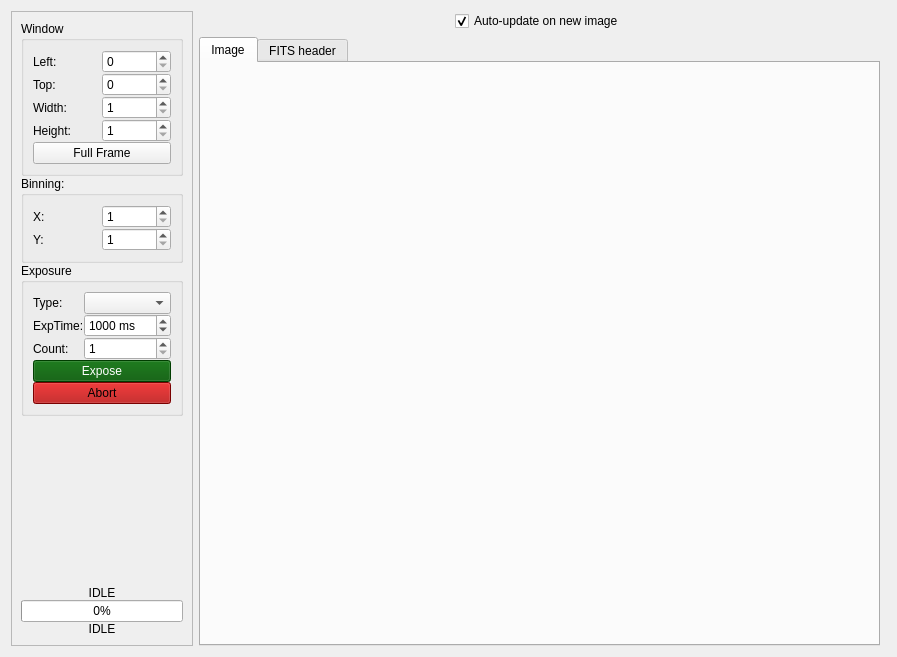
Qt form pyobs_gui/qt/widgetcamera.ui (pyobs/pyobs-gui) before a commit.
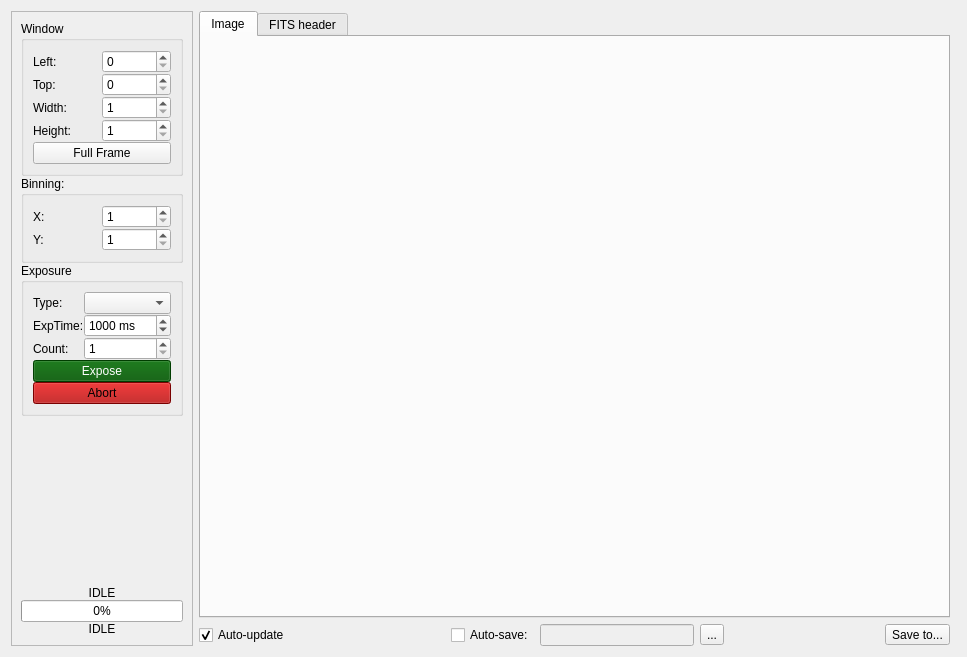
The same form after that commit. Icons and pictures are not drawn.

Commit message: saving and auto-saving of images

```diff
--- a/pyobs_gui/qt/widgetcamera.ui
+++ b/pyobs_gui/qt/widgetcamera.ui
@@ -6,7 +6,7 @@
    <rect>
     <x>0</x>
     <y>0</y>
-    <width>897</width>
+    <width>967</width>
     <height>657</height>
    </rect>
   </property>
@@ -1183,46 +1183,6 @@
    </item>
    <item>
     <layout class="QVBoxLayout" name="verticalLayout_3">
-     <item>
-      <layout class="QHBoxLayout" name="horizontalLayout">
-       <item>
-        <spacer name="horizontalSpacer">
-         <property name="orientation">
-          <enum>Qt::Horizontal</enum>
-         </property>
-         <property name="sizeHint" stdset="0">
-          <size>
-           <width>40</width>
-           <height>20</height>
-          </size>
-         </property>
-        </spacer>
-       </item>
-       <item>
-        <widget class="QCheckBox" name="checkAutoUpdate">
-         <property name="text">
-          <string>Auto-update on new image</string>
-         </property>
-         <property name="checked">
-          <bool>true</bool>
-         </property>
-        </widget>
-       </item>
-       <item>
-        <spacer name="horizontalSpacer_2">
-         <property name="orientation">
-          <enum>Qt::Horizontal</enum>
-         </property>
-         <property name="sizeHint" stdset="0">
-          <size>
-           <width>38</width>
-           <height>18</height>
-          </size>
-         </property>
-        </spacer>
-       </item>
-      </layout>
-     </item>
      <item>
       <widget class="QTabWidget" name="tabWidget">
        <property name="currentIndex">
@@ -1276,6 +1236,81 @@
        </widget>
       </widget>
      </item>
+     <item>
+      <layout class="QHBoxLayout" name="horizontalLayout">
+       <item>
+        <widget class="QCheckBox" name="checkAutoUpdate">
+         <property name="text">
+          <string>Auto-update</string>
+         </property>
+         <property name="checked">
+          <bool>true</bool>
+         </property>
+        </widget>
+       </item>
+       <item>
+        <spacer name="horizontalSpacer_2">
+         <property name="orientation">
+          <enum>Qt::Horizontal</enum>
+         </property>
+         <property name="sizeHint" stdset="0">
+          <size>
+           <width>38</width>
+           <height>18</height>
+          </size>
+         </property>
+        </spacer>
+       </item>
+       <item>
+        <widget class="QCheckBox" name="checkAutoSave">
+         <property name="text">
+          <string>Auto-save:</string>
+         </property>
+        </widget>
+       </item>
+       <item>
+        <widget class="QLineEdit" name="textAutoSavePath">
+         <property name="enabled">
+          <bool>false</bool>
+         </property>
+        </widget>
+       </item>
+       <item>
+        <widget class="QToolButton" name="butAutoSave">
+         <property name="text">
+          <string>...</string>
+         </property>
+        </widget>
+       </item>
+       <item>
+        <spacer name="horizontalSpacer">
+         <property name="orientation">
+          <enum>Qt::Horizontal</enum>
+         </property>
+         <property name="sizeHint" stdset="0">
+          <size>
+           <width>40</width>
+           <height>20</height>
+          </size>
+         </property>
+        </spacer>
+       </item>
+       <item>
+        <widget class="QToolButton" name="butSaveTo">
+         <property name="text">
+          <string>Save to...</string>
+         </property>
+         <property name="icon">
+          <iconset resource="../../../../../astro/code/pyobs/pyobs-gui/pyobs_gui/qt/resources.qrc">
+           <normaloff>:/resources/Crystal_Clear_device_floppy_unmount.png</normaloff>:/resources/Crystal_Clear_device_floppy_unmount.png</iconset>
+         </property>
+         <property name="toolButtonStyle">
+          <enum>Qt::ToolButtonTextBesideIcon</enum>
+         </property>
+        </widget>
+       </item>
+      </layout>
+     </item>
     </layout>
    </item>
    <item>
```
Left out of the diff: 4 changed lines with no effect on the pictures. The commit also changes 4 other files.
